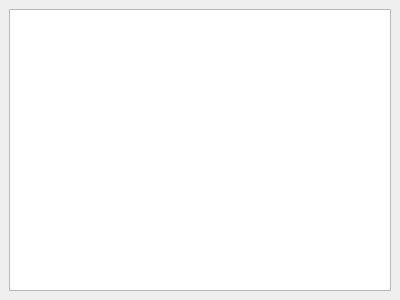
Above: applications/mne_browse_raw_qt/Windows/averagewindow.ui from mne-tools/mne-cpp before the change. Below: the same form after it.
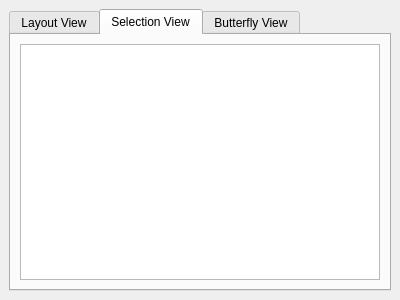
That is the form after the change.

Commit message: - minor changes to painting the channelscenitems

Patch:
```diff
--- a/applications/mne_browse_raw_qt/Windows/averagewindow.ui
+++ b/applications/mne_browse_raw_qt/Windows/averagewindow.ui
@@ -17,9 +17,55 @@
    <string>Averages</string>
   </property>
   <widget class="QWidget" name="dockWidgetContents">
-   <layout class="QGridLayout" name="gridLayout">
-    <item row="0" column="0">
-     <widget class="QGraphicsView" name="m_graphicsView_layoutPlot"/>
+   <layout class="QHBoxLayout" name="horizontalLayout">
+    <item>
+     <widget class="QTabWidget" name="tabWidget">
+      <property name="currentIndex">
+       <number>1</number>
+      </property>
+      <widget class="QWidget" name="tab">
+       <attribute name="title">
+        <string>Layout View</string>
+       </attribute>
+       <layout class="QGridLayout" name="gridLayout_2">
+        <item row="0" column="0">
+         <layout class="QGridLayout" name="gridLayout">
+          <item row="0" column="0">
+           <widget class="QGraphicsView" name="graphicsView"/>
+          </item>
+         </layout>
+        </item>
+       </layout>
+      </widget>
+      <widget class="QWidget" name="tab_2">
+       <attribute name="title">
+        <string>Selection View</string>
+       </attribute>
+       <layout class="QGridLayout" name="gridLayout_4">
+        <item row="0" column="0">
+         <layout class="QGridLayout" name="gridLayout_3">
+          <item row="0" column="0">
+           <widget class="QGraphicsView" name="graphicsView_2"/>
+          </item>
+         </layout>
+        </item>
+       </layout>
+      </widget>
+      <widget class="QWidget" name="tab_3">
+       <attribute name="title">
+        <string>Butterfly View</string>
+       </attribute>
+       <layout class="QGridLayout" name="gridLayout_6">
+        <item row="0" column="0">
+         <layout class="QGridLayout" name="gridLayout_5">
+          <item row="0" column="0">
+           <widget class="QGraphicsView" name="graphicsView_3"/>
+          </item>
+         </layout>
+        </item>
+       </layout>
+      </widget>
+     </widget>
     </item>
    </layout>
   </widget>
```
The commit also changes 1 other file.
